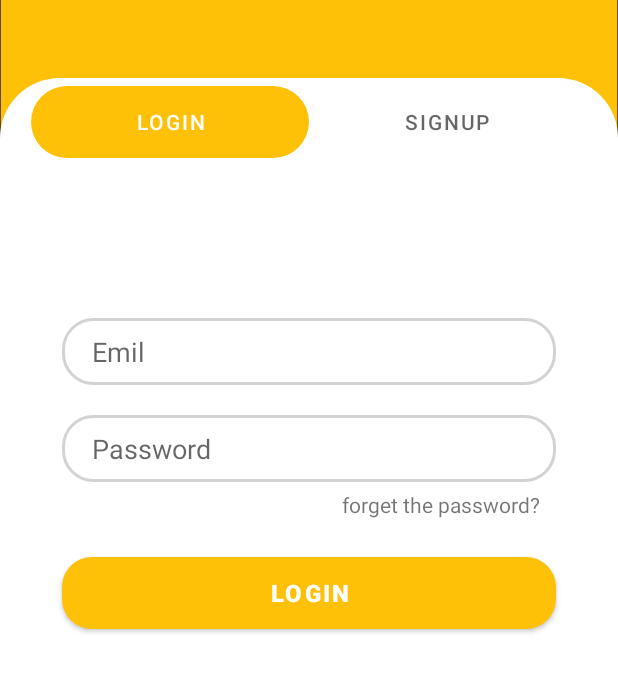
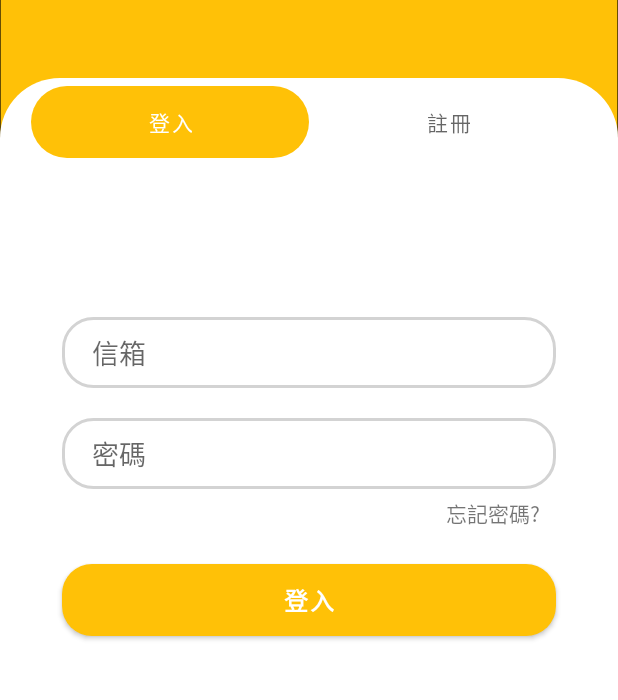
Before and after one commit to EricChen1992/IsVegetarianFood, an Android app: the IVFLoginActivity screen opened directly, with no data from a screen before it, on a phone screen of 412 x 824 dp, the part 194-894 px from its top. Run offline under Robolectric (Android 15) with nearby library versions, the phone set to English and light mode, and no system bars; our stand-ins replace data binding.

Commit message:
1.modify Login Activity tab name and Add Login Activity parmater to string.xml. 2.fix code.

```diff
--- a/app/src/main/java/thisis/vegetarian/question/mark/IVFLoginActivity.java
+++ b/app/src/main/java/thisis/vegetarian/question/mark/IVFLoginActivity.java
@@ -49,10 +49,10 @@ public class IVFLoginActivity extends AppCompatActivity {
             public void onConfigureTab(@NonNull TabLayout.Tab tab, int position) {
                 switch (position){
                     case 0:
-                        tab.setText("Login");
+                        tab.setText(R.string.ivf_login_tab_login_zh);
                         break;
                     case 1:
-                        tab.setText("Signup");
+                        tab.setText(R.string.ivf_login_tab_signup_zh);
                         break;
                 }
             }
--- a/app/src/main/java/thisis/vegetarian/question/mark/IVFMainActivity.java
+++ b/app/src/main/java/thisis/vegetarian/question/mark/IVFMainActivity.java
@@ -53,6 +53,7 @@ public class IVFMainActivity extends AppCompatActivity {
 
         //建立ViewPage1Adapter
         IVFViewPage2Adapter viewPage2Adapter = new IVFViewPage2Adapter(getSupportFragmentManager(), getLifecycle());
+
         //建立各類別Fragment
         String[] fragmentList = {"topSearch", "cookies", "candy", "drinks", "instantNoodles", "Ingredients", "cannedFood", "jam", "other"};
         for (String fragmentName : fragmentList){
--- a/app/src/main/java/thisis/vegetarian/question/mark/db/IVF_ProductDatabase.java
+++ b/app/src/main/java/thisis/vegetarian/question/mark/db/IVF_ProductDatabase.java
@@ -45,6 +45,7 @@ public abstract class IVF_ProductDatabase extends RoomDatabase {
                     @Override
                     public void run() {
                         productDataDao = instance.productDataDao();
+                        productDataDao.insertQ("000000001", "Product0", 0, "US", 4, "Test test", 1);
                         productDataDao.insertQ("123456789", "Product1", 1, "TW", 0, "Test Remark", 0);
                         productDataDao.insertQ("987654321", "Product2", 1, "TW", 1, "Test Remark", 0);
                         productDataDao.insertQ("456789132", "Product3", 2, "TW", 2, "Test Remark", 0);
--- a/app/src/main/res/layout/fragment_ivf_login.xml
+++ b/app/src/main/res/layout/fragment_ivf_login.xml
@@ -11,7 +11,7 @@
             android:layout_width="0dp"
             android:layout_height="wrap_content"
             android:background="@drawable/ivf_login_edittext_shap"
-            android:hint="@string/ivf_fragment_login_account"
+            android:hint="@string/ivf_fragment_login_account_zh"
             android:paddingLeft="20dp"
             android:paddingTop="10dp"
             android:paddingBottom="10dp"
@@ -29,7 +29,7 @@
             android:layout_width="0dp"
             android:layout_height="wrap_content"
             android:background="@drawable/ivf_login_edittext_shap"
-            android:hint="@string/ivf_fragment_login_password"
+            android:hint="@string/ivf_fragment_login_password_zh"
             android:paddingLeft="20dp"
             android:paddingTop="10dp"
             android:paddingBottom="10dp"
@@ -47,7 +47,7 @@
             android:id="@+id/ivf_login_forget"
             android:layout_width="wrap_content"
             android:layout_height="wrap_content"
-            android:text="@string/ivf_fragment_login_forget"
+            android:text="@string/ivf_fragment_login_forget_zh"
             app:layout_constraintBottom_toBottomOf="parent"
             app:layout_constraintEnd_toEndOf="@+id/ivf_login_password"
             app:layout_constraintStart_toStartOf="parent"
@@ -64,7 +64,7 @@
             android:layout_width="0dp"
             android:layout_height="wrap_content"
             android:background="@drawable/ivf_login_buttom_shap"
-            android:text="@string/ivf_fragment_login_login"
+            android:text="@string/ivf_fragment_login_login_zh"
             android:textSize="16sp"
             android:textStyle="bold"
             android:layout_marginTop="50dp"
--- a/app/src/main/res/values/strings.xml
+++ b/app/src/main/res/values/strings.xml
@@ -34,6 +34,10 @@
     <!--    IVFLoginActivity-->
     <string name="ivf_login_msg">Welcome IsVegetarianFood</string>
     <string name="ivf_login_msg_zh">歡迎加入 素不素行列</string>
+    <string name="ivf_login_tab_login">Login</string>
+    <string name="ivf_login_tab_login_zh">登入</string>
+    <string name="ivf_login_tab_signup">Signup</string>
+    <string name="ivf_login_tab_signup_zh">註冊</string>
     <!--    IVFLoginFragment-->
     <string name="ivf_fragment_login_account">Emil</string>
     <string name="ivf_fragment_login_account_zh">信箱</string>
```
